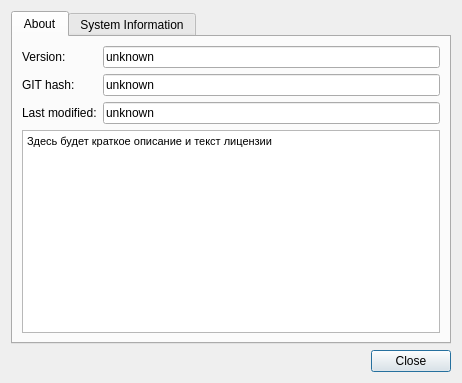
Above: src/plugins/coregui/aboutdialog.ui from victor-yacovlev/kumir2 before the change. Below: the same form after it.
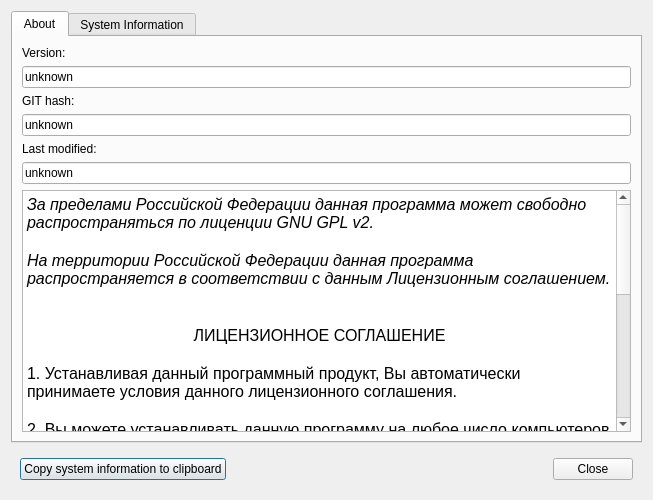
That is the form after the change.

Commit message: GUI: About dialog functionality

```diff
--- a/src/plugins/coregui/aboutdialog.ui
+++ b/src/plugins/coregui/aboutdialog.ui
@@ -6,8 +6,8 @@
    <rect>
     <x>0</x>
     <y>0</y>
-    <width>462</width>
-    <height>383</height>
+    <width>653</width>
+    <height>500</height>
    </rect>
   </property>
   <property name="windowTitle">
@@ -23,8 +23,15 @@
       <attribute name="title">
        <string>About</string>
       </attribute>
-      <layout class="QFormLayout" name="formLayout">
-       <item row="1" column="1">
+      <layout class="QVBoxLayout" name="verticalLayout_2">
+       <item>
+        <widget class="QLabel" name="label">
+         <property name="text">
+          <string>Version:</string>
+         </property>
+        </widget>
+       </item>
+       <item>
         <widget class="QLineEdit" name="version">
          <property name="text">
           <string>unknown</string>
@@ -34,14 +41,14 @@
          </property>
         </widget>
        </item>
-       <item row="2" column="0">
+       <item>
         <widget class="QLabel" name="label_2">
          <property name="text">
           <string>GIT hash:</string>
          </property>
         </widget>
        </item>
-       <item row="2" column="1">
+       <item>
         <widget class="QLineEdit" name="gitHash">
          <property name="text">
           <string>unknown</string>
@@ -51,14 +58,14 @@
          </property>
         </widget>
        </item>
-       <item row="3" column="0">
+       <item>
         <widget class="QLabel" name="label_3">
          <property name="text">
           <string>Last modified:</string>
          </property>
         </widget>
        </item>
-       <item row="3" column="1">
+       <item>
         <widget class="QLineEdit" name="lastModified">
          <property name="text">
           <string>unknown</string>
@@ -68,21 +75,32 @@
          </property>
         </widget>
        </item>
-       <item row="4" column="0" colspan="2">
+       <item>
         <widget class="QTextBrowser" name="textBrowser">
          <property name="html">
           <string>&lt;!DOCTYPE HTML PUBLIC &quot;-//W3C//DTD HTML 4.0//EN&quot; &quot;http://www.w3.org/TR/REC-html40/strict.dtd&quot;&gt;
 &lt;html&gt;&lt;head&gt;&lt;meta name=&quot;qrichtext&quot; content=&quot;1&quot; /&gt;&lt;style type=&quot;text/css&quot;&gt;
 p, li { white-space: pre-wrap; }
-&lt;/style&gt;&lt;/head&gt;&lt;body style=&quot; font-family:'Droid Sans'; font-size:11pt; font-weight:400; font-style:normal;&quot;&gt;
-&lt;p style=&quot; margin-top:0px; margin-bottom:0px; margin-left:0px; margin-right:0px; -qt-block-indent:0; text-indent:0px;&quot;&gt;&lt;span style=&quot; font-family:'MS Shell Dlg 2'; font-size:8pt;&quot;&gt;Здесь будет краткое описание и текст лицензии&lt;/span&gt;&lt;/p&gt;&lt;/body&gt;&lt;/html&gt;</string>
-         </property>
-        </widget>
-       </item>
-       <item row="1" column="0">
-        <widget class="QLabel" name="label">
-         <property name="text">
-          <string>Version:</string>
+&lt;/style&gt;&lt;/head&gt;&lt;body style=&quot; font-family:'Droid Sans'; font-size:12pt; font-weight:400; font-style:normal;&quot;&gt;
+&lt;p style=&quot; margin-top:0px; margin-bottom:0px; margin-left:0px; margin-right:0px; -qt-block-indent:0; text-indent:0px;&quot;&gt;&lt;span style=&quot; font-style:italic;&quot;&gt;За пределами Российской Федерации данная программа может свободно распространяться по лиценции GNU GPL v2.&lt;/span&gt;&lt;/p&gt;
+&lt;p style=&quot;-qt-paragraph-type:empty; margin-top:0px; margin-bottom:0px; margin-left:0px; margin-right:0px; -qt-block-indent:0; text-indent:0px; font-style:italic;&quot;&gt;&lt;br /&gt;&lt;/p&gt;
+&lt;p style=&quot; margin-top:0px; margin-bottom:0px; margin-left:0px; margin-right:0px; -qt-block-indent:0; text-indent:0px;&quot;&gt;&lt;span style=&quot; font-style:italic;&quot;&gt;На территории Российской Федерации данная программа распространяется в соответствии с данным Лицензионным соглашением.&lt;/span&gt;&lt;/p&gt;
+&lt;p style=&quot;-qt-paragraph-type:empty; margin-top:0px; margin-bottom:0px; margin-left:0px; margin-right:0px; -qt-block-indent:0; text-indent:0px;&quot;&gt;&lt;br /&gt;&lt;/p&gt;
+&lt;p style=&quot;-qt-paragraph-type:empty; margin-top:0px; margin-bottom:0px; margin-left:0px; margin-right:0px; -qt-block-indent:0; text-indent:0px;&quot;&gt;&lt;br /&gt;&lt;/p&gt;
+&lt;p align=&quot;center&quot; style=&quot; margin-top:0px; margin-bottom:0px; margin-left:0px; margin-right:0px; -qt-block-indent:0; text-indent:0px;&quot;&gt;ЛИЦЕНЗИОННОЕ СОГЛАШЕНИЕ&lt;/p&gt;
+&lt;p style=&quot;-qt-paragraph-type:empty; margin-top:0px; margin-bottom:0px; margin-left:0px; margin-right:0px; -qt-block-indent:0; text-indent:0px;&quot;&gt;&lt;br /&gt;&lt;/p&gt;
+&lt;p style=&quot; margin-top:0px; margin-bottom:0px; margin-left:0px; margin-right:0px; -qt-block-indent:0; text-indent:0px;&quot;&gt;1. Устанавливая данный программный продукт, Вы автоматически принимаете условия данного лицензионного соглашения.&lt;/p&gt;
+&lt;p style=&quot;-qt-paragraph-type:empty; margin-top:0px; margin-bottom:0px; margin-left:0px; margin-right:0px; -qt-block-indent:0; text-indent:0px;&quot;&gt;&lt;br /&gt;&lt;/p&gt;
+&lt;p style=&quot; margin-top:0px; margin-bottom:0px; margin-left:0px; margin-right:0px; -qt-block-indent:0; text-indent:0px;&quot;&gt;2. Вы можете устанавливать данную программу на любое число компьютеров неограниченное число раз.&lt;/p&gt;
+&lt;p style=&quot;-qt-paragraph-type:empty; margin-top:0px; margin-bottom:0px; margin-left:0px; margin-right:0px; -qt-block-indent:0; text-indent:0px;&quot;&gt;&lt;br /&gt;&lt;/p&gt;
+&lt;p style=&quot; margin-top:0px; margin-bottom:0px; margin-left:0px; margin-right:0px; -qt-block-indent:0; text-indent:0px;&quot;&gt;3. Вы можете делать  неограниченное число копий данного программного продукта.&lt;/p&gt;
+&lt;p style=&quot;-qt-paragraph-type:empty; margin-top:0px; margin-bottom:0px; margin-left:0px; margin-right:0px; -qt-block-indent:0; text-indent:0px;&quot;&gt;&lt;br /&gt;&lt;/p&gt;
+&lt;p style=&quot; margin-top:0px; margin-bottom:0px; margin-left:0px; margin-right:0px; -qt-block-indent:0; text-indent:0px;&quot;&gt;4. Вы можете передавать копии данного программного продукта возмездно или безвозмездно неограниченному числу третьих лиц.&lt;/p&gt;
+&lt;p style=&quot;-qt-paragraph-type:empty; margin-top:0px; margin-bottom:0px; margin-left:0px; margin-right:0px; -qt-block-indent:0; text-indent:0px;&quot;&gt;&lt;br /&gt;&lt;/p&gt;
+&lt;p style=&quot; margin-top:0px; margin-bottom:0px; margin-left:0px; margin-right:0px; -qt-block-indent:0; text-indent:0px;&quot;&gt;5. Вы имеете право загрузить с сайта разработчика исходные тексты данного программного продукта и использовать их в соответствии с требованиями лицензии GNU GPL v2, текст которой на английском языке прилагается в файле license.gpl.&lt;/p&gt;
+&lt;p style=&quot;-qt-paragraph-type:empty; margin-top:0px; margin-bottom:0px; margin-left:0px; margin-right:0px; -qt-block-indent:0; text-indent:0px;&quot;&gt;&lt;br /&gt;&lt;/p&gt;
+&lt;p style=&quot; margin-top:0px; margin-bottom:0px; margin-left:0px; margin-right:0px; -qt-block-indent:0; text-indent:0px;&quot;&gt;6. Разработчик не дает никаких гарантий работоспобосности данного продукта и не несет ответственности за любой ущерб, причиненный вследствии установки или запуска данного программного продукта.&lt;/p&gt;
+&lt;p style=&quot;-qt-paragraph-type:empty; margin-top:0px; margin-bottom:0px; margin-left:0px; margin-right:0px; -qt-block-indent:0; text-indent:0px;&quot;&gt;&lt;br /&gt;&lt;/p&gt;&lt;/body&gt;&lt;/html&gt;</string>
          </property>
         </widget>
        </item>
@@ -115,10 +133,39 @@
     </widget>
    </item>
    <item>
-    <widget class="QDialogButtonBox" name="buttonBox">
-     <property name="standardButtons">
-      <set>QDialogButtonBox::Close</set>
-     </property>
+    <widget class="QWidget" name="widget" native="true">
+     <layout class="QHBoxLayout" name="horizontalLayout">
+      <item>
+       <widget class="QPushButton" name="btnCopyEnvironmentAndVersion">
+        <property name="text">
+         <string>Copy system information to clipboard</string>
+        </property>
+       </widget>
+      </item>
+      <item>
+       <spacer name="horizontalSpacer">
+        <property name="orientation">
+         <enum>Qt::Horizontal</enum>
+        </property>
+        <property name="sizeHint" stdset="0">
+         <size>
+          <width>283</width>
+          <height>20</height>
+         </size>
+        </property>
+       </spacer>
+      </item>
+      <item>
+       <widget class="QPushButton" name="btnClose">
+        <property name="text">
+         <string>Close</string>
+        </property>
+        <property name="shortcut">
+         <string>Esc</string>
+        </property>
+       </widget>
+      </item>
+     </layout>
     </widget>
    </item>
   </layout>
```
Left out of the diff: 38 changed lines with no effect on the pictures. The commit also changes 3 other files.
